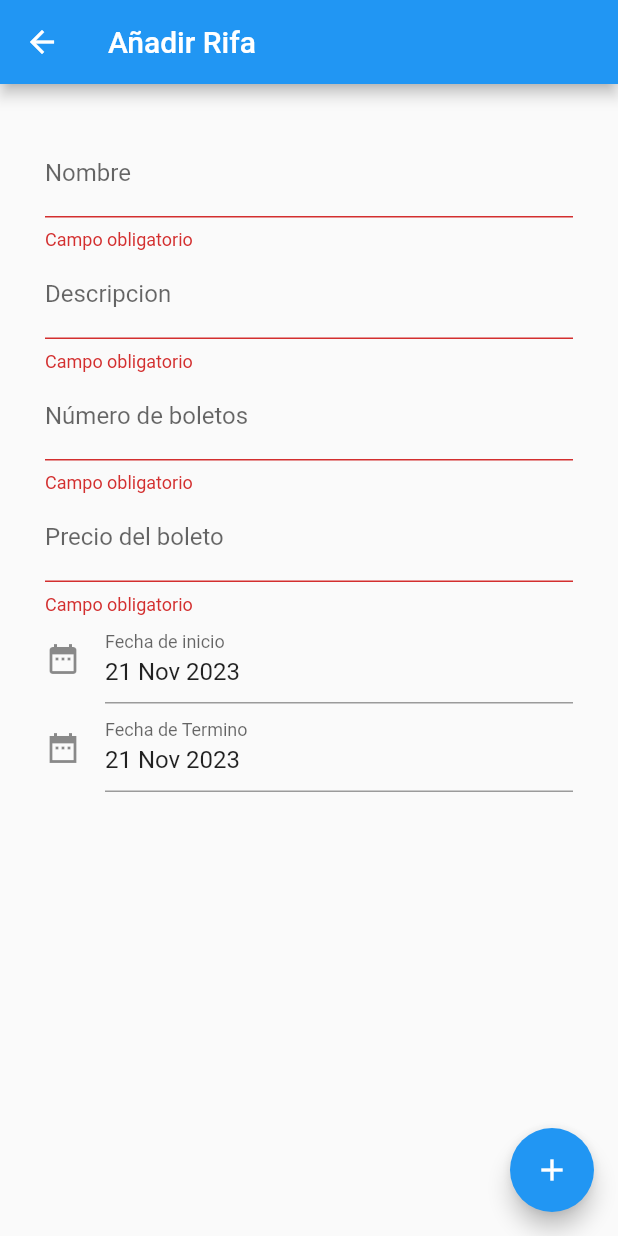
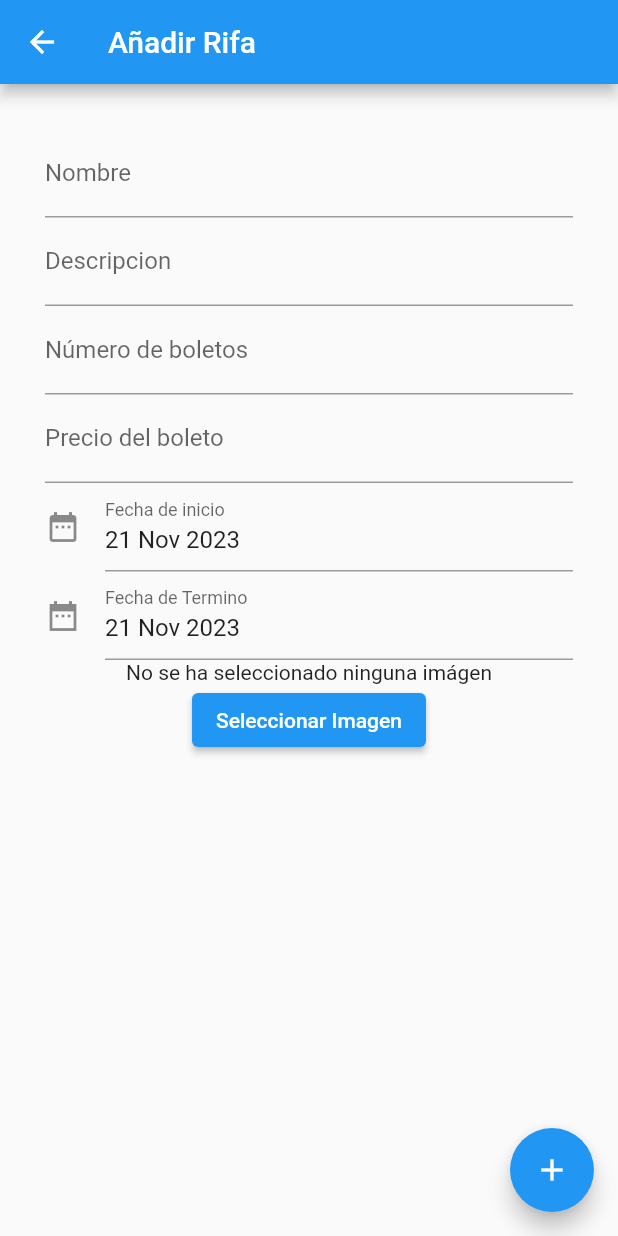
Before and after one commit to JackOrtizS/app, a Flutter app: the AddRifa screen opened directly, after a tap on the "add" icon, on a phone screen of 412 x 824 dp. Run offline on Flutter 3.47's test engine with Material 2 defaults, Android fonts, the phone set to English and light mode, and no system bars; drawn by our look-alikes of date_time_picker; our stand-ins replace cloud_firestore, firebase_auth, firebase_core, firebase_storage, image_picker and 1 more; missing offline and left inert: dart:ffi; accounts and stored records are empty.

Commit message:
rifas view

```diff
--- a/lib/Pages/AddRifa.dart
+++ b/lib/Pages/AddRifa.dart
@@ -1,10 +1,13 @@
 import 'dart:ffi';
+import 'dart:io';
 
 import 'package:cloud_firestore/cloud_firestore.dart';
 import 'package:date_time_picker/date_time_picker.dart';
 import 'package:flutter/material.dart';
+import 'package:image_picker/image_picker.dart';
 import 'package:intl/intl.dart';
 import 'package:quickalert/quickalert.dart';
+import 'package:firebase_storage/firebase_storage.dart' as firebase_storage;
 
 class AddRifa extends StatefulWidget {
   final String idDoc;
@@ -34,6 +37,12 @@ class _AddRifaState extends State<AddRifa> {
   DateTime? _startDate = DateTime.now();
   DateTime? _endDate = DateTime.now();
 
+  final ImagePicker _picker =ImagePicker();
+  firebase_storage.Reference? _storageReference;
+  File? _image;
+
+
+
   _AddRifaState(this.idDoc) {
     if (idDoc.isNotEmpty) {
       rifas.doc(this.idDoc).get().then((value) {
@@ -55,6 +64,15 @@ class _AddRifaState extends State<AddRifa> {
 
 
   final _form = GlobalKey<FormState>();
+
+  Future<void>_getImageForGallery() async{
+    XFile? image  = await _picker.pickImage(source: ImageSource.gallery);
+    if(image !=  null){
+      setState(() {
+        _image = File(image.path);
+      });
+    }
+  }
 
   @override
   Widget build(BuildContext context) {
@@ -148,6 +166,18 @@ class _AddRifaState extends State<AddRifa> {
                 },
               ),
 
+              _image == null
+              ? Text("No se ha seleccionado ninguna imágen"):
+                  Image.file(_image!, height: 200.0,),
+              ElevatedButton(
+                  onPressed: ()async{
+                    await _getImageForGallery();
+                  },
+                  child: Text("Seleccionar Imagen")
+              ),
+
+
+
               Padding(
                 padding: EdgeInsets.all(20),
                 child: idDoc.isEmpty ? Container(): TextButton(
@@ -193,8 +223,17 @@ class _AddRifaState extends State<AddRifa> {
       floatingActionButton: FloatingActionButton(
         child: Icon(Icons.add),
         onPressed: () async {
+          _storageReference = firebase_storage.FirebaseStorage.instance
+          .ref()
+          .child('carpeta_destino/${DateTime.now()}.png');
+
+          await _storageReference?.putFile(_image!);
+
+          //Obtener la url de la imagen
+          String? downloadURL = await _storageReference?.getDownloadURL();
+
           var isValid = _form.currentState?.validate();
-          if (isValid == null || isValid == false) {
+          if (isValid == null || isValid == false ) {
             return;
           } else {
             Map<String, dynamic> rifaData = {
@@ -203,7 +242,8 @@ class _AddRifaState extends State<AddRifa> {
               "numeroBoletos": int.tryParse(numeroBoletosController.text) ?? 0,
               "precioBoleto": int.tryParse(precioBoletoController.text) ?? 0,
               "fechaInicio": _startDate,
-              "fechaFin": _endDate
+              "fechaFin": _endDate,
+              "urlImagen": downloadURL
             };
 
 
--- a/lib/main.dart
+++ b/lib/main.dart
@@ -1,3 +1,4 @@
+import 'package:app/Pages/Rifas.dart';
 import 'package:firebase_core/firebase_core.dart';
 import 'package:flutter/material.dart';
 import './Pages/Login.dart';
@@ -20,7 +21,7 @@ class MyApp extends StatelessWidget {
 
         primarySwatch: Colors.blue,
       ),
-      home: const LoginPage(),
+      home: const RifaPage(),
     );
   }
 }
--- a/pubspec.yaml
+++ b/pubspec.yaml
@@ -36,7 +36,8 @@ dependencies:
   cloud_firestore:
   intl: ^0.17.0
   date_time_picker:
-
+  image_picker:
+  firebase_storage:
   # The following adds the Cupertino Icons font to your application.
   # Use with the CupertinoIcons class for iOS style icons.
   cupertino_icons: ^1.0.2
```
Also changed, not shown: lib/Pages/Rifas.dart (+8 -2 lines), pubspec.lock.
